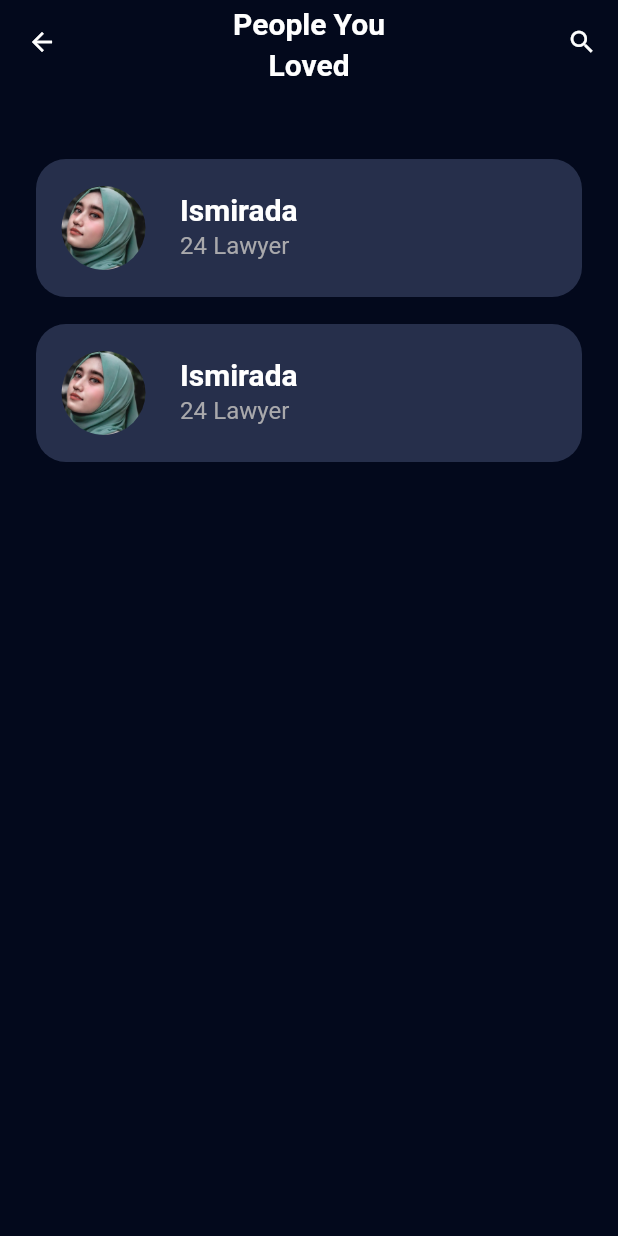
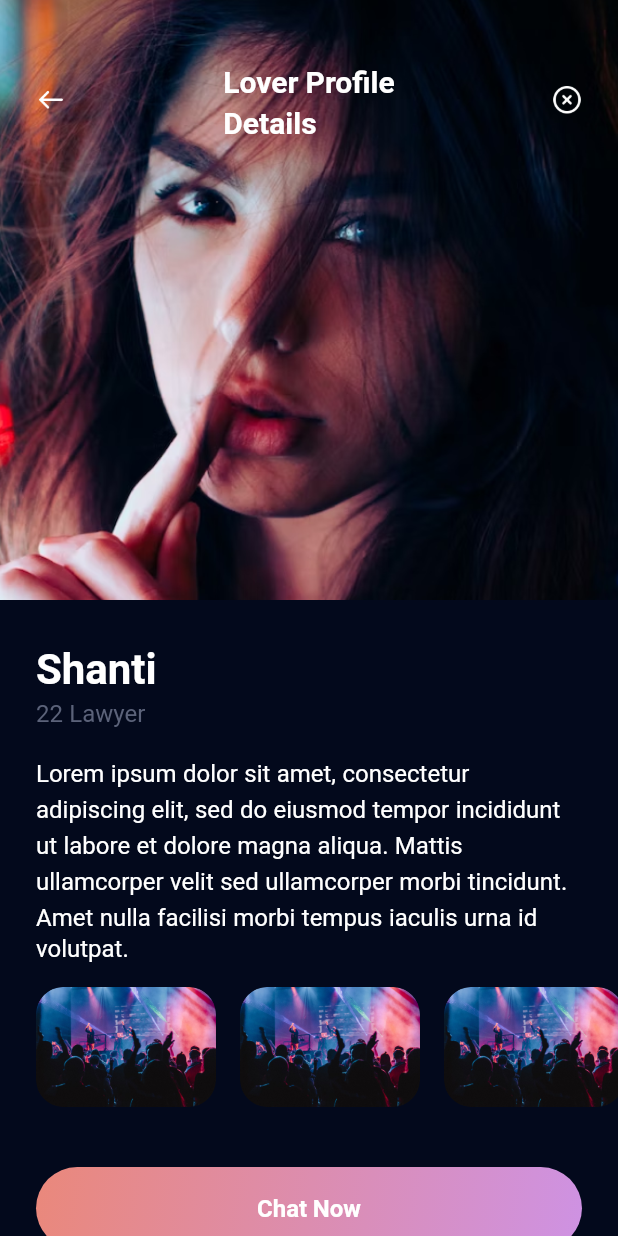
Before and after one commit to lintangprayogo/clone-datingapp, a Flutter app: the screen it shows after launch, on a phone screen of 412 x 824 dp. Run offline on Flutter 3.47's test engine with Material 2 defaults, Android fonts, the phone set to English and light mode, and no system bars; our stand-ins replace google_fonts.

Commit message:
slicing detail profile image

```diff
--- a/lib/app.dart
+++ b/lib/app.dart
@@ -1,9 +1,10 @@
 import 'package:flutter/material.dart';
 import 'package:simple_datting_app/src/features/auth/presentation/sign_up_screen.dart';
 import 'package:simple_datting_app/src/features/auth/presentation/sign_up_upload_photo.dart';
-import 'package:simple_datting_app/src/features/auth/presentation/singn_up_age_and_job_screen.dart';
+import 'package:simple_datting_app/src/features/auth/presentation/sign_up_age_and_job_screen.dart';
 import 'package:simple_datting_app/src/features/loves_page/presentation/explore_people_screen.dart';
 import 'package:simple_datting_app/src/features/loves_page/presentation/people_loved_screen.dart';
+import 'package:simple_datting_app/src/features/loves_page/presentation/people_profile_screen.dart';
 import 'package:simple_datting_app/src/theme_manager/theme_data_manager.dart';
 
 class AppScreen extends StatelessWidget {
@@ -16,14 +17,16 @@ class AppScreen extends StatelessWidget {
     return MaterialApp(
       title: 'Flutter Demo',
       theme: getApplicationThemeData(),
-      initialRoute: PeopleLovedScreen.routeName,
+      debugShowCheckedModeBanner: false,
+      initialRoute: PeopleProfileScreen.routeName,
       routes: {
         SignUpScreen.routeName: (context) => const SignUpScreen(),
         SignUpAgeJobScreen.routeName: (context) => const SignUpAgeJobScreen(),
         SignUpUploadPhotoSceen.routeName: (context) =>
             const SignUpUploadPhotoSceen(),
         ExplorePeopleScreen.routeName: (context) => const ExplorePeopleScreen(),
-        PeopleLovedScreen.routeName: (context) => const PeopleLovedScreen()
+        PeopleLovedScreen.routeName: (context) => const PeopleLovedScreen(),
+        PeopleProfileScreen.routeName: (context) => const PeopleProfileScreen()
       },
     );
   }
--- a/lib/src/common_widgets/people_loved_card_widget.dart
+++ b/lib/src/common_widgets/people_loved_card_widget.dart
@@ -1,4 +1,5 @@
 import 'package:flutter/material.dart';
+import 'package:simple_datting_app/src/features/loves_page/presentation/people_profile_screen.dart';
 import 'package:simple_datting_app/src/theme_manager/asset_collor_manager.dart';
 import 'package:simple_datting_app/src/theme_manager/asset_image_icon_manager.dart';
 import 'package:simple_datting_app/src/theme_manager/font_manager.dart';
@@ -12,6 +13,10 @@ class PeopleLovedCardWidget extends StatelessWidget {
   Widget build(BuildContext context) {
     return Padding(
       padding: const EdgeInsets.symmetric(horizontal: AppPadding.p24),
+      child: GestureDetector(
+        onTap: () {
+          Navigator.pushNamed(context, PeopleProfileScreen.routeName);
+        },
         child: Container(
           margin: const EdgeInsets.only(bottom: AppMargin.m18),
           decoration: BoxDecoration(
@@ -41,6 +46,7 @@ class PeopleLovedCardWidget extends StatelessWidget {
             ),
           ),
         ),
+      ),
     );
   }
 }
--- a/lib/src/features/auth/presentation/singn_up_age_and_job_screen.dart
+++ b/lib/src/features/auth/presentation/sign_up_age_and_job_screen.dart
@@ -2,6 +2,7 @@ import 'package:flutter/material.dart';
 import 'package:simple_datting_app/src/common_widgets/banner_widget.dart';
 import 'package:simple_datting_app/src/common_widgets/custom_button_widget.dart';
 import 'package:simple_datting_app/src/common_widgets/custom_text_field_widget.dart';
+import 'package:simple_datting_app/src/features/loves_page/presentation/explore_people_screen.dart';
 import 'package:simple_datting_app/src/theme_manager/values_manager.dart';
 
 class SignUpAgeJobScreen extends StatefulWidget {
@@ -40,7 +41,7 @@ class _SignUpAgeJobScreenState extends State<SignUpAgeJobScreen> {
               CustomButtonWidget(
                 label: "Continue Sign Up",
                 onTap: () {
-                  Navigator.pushNamed(context, SignUpAgeJobScreen.routeName);
+                  Navigator.pushNamed(context, ExplorePeopleScreen.routeName);
                 },
               ),
             ],
--- a/lib/src/features/auth/presentation/sign_up_screen.dart
+++ b/lib/src/features/auth/presentation/sign_up_screen.dart
@@ -3,7 +3,7 @@ import 'package:simple_datting_app/src/common_widgets/banner_widget.dart';
 import 'package:simple_datting_app/src/common_widgets/custom_button_widget.dart';
 import 'package:simple_datting_app/src/common_widgets/custom_text_button.dart';
 import 'package:simple_datting_app/src/common_widgets/custom_text_field_widget.dart';
-import 'package:simple_datting_app/src/features/auth/presentation/singn_up_age_and_job_screen.dart';
+import 'package:simple_datting_app/src/features/auth/presentation/sign_up_age_and_job_screen.dart';
 import 'package:simple_datting_app/src/theme_manager/values_manager.dart';
 
 class SignUpScreen extends StatefulWidget {
--- a/lib/src/features/loves_page/presentation/people_loved_screen.dart
+++ b/lib/src/features/loves_page/presentation/people_loved_screen.dart
@@ -30,7 +30,9 @@ class PeopleLovedScreen extends StatelessWidget {
         ),
         actions: [
           IconButton(
-            onPressed: () {},
+            onPressed: () {
+              Navigator.pop(context);
+            },
             iconSize: AppSize.s20,
             icon: const Icon(Icons.search),
           )
--- /dev/null
+++ b/lib/src/features/loves_page/presentation/people_profile_screen.dart
@@ -0,0 +1,117 @@
+import 'package:flutter/material.dart';
+import 'package:simple_datting_app/src/common_widgets/custom_button_widget.dart';
+import 'package:simple_datting_app/src/common_widgets/match_button_widget.dart';
+import 'package:simple_datting_app/src/theme_manager/asset_image_icon_manager.dart';
+import 'package:simple_datting_app/src/theme_manager/font_manager.dart';
+import 'package:simple_datting_app/src/theme_manager/style_manager.dart';
+import 'package:simple_datting_app/src/theme_manager/values_manager.dart';
+
+class PeopleProfileScreen extends StatelessWidget {
+  static const String routeName = "/people-profile";
+  const PeopleProfileScreen({super.key});
+
+  @override
+  Widget build(BuildContext context) {
+    return Scaffold(
+      body: Column(
+        children: [
+          Stack(
+            alignment: Alignment.topCenter,
+            children: [
+              Container(
+                  width: double.infinity,
+                  height: 400,
+                  decoration: const BoxDecoration(
+                    image: DecorationImage(
+                        fit: BoxFit.cover,
+                        image: AssetImage(
+                            "${AssetImageIconManager.assetPath}people_love1_image.png")),
+                  )),
+              Padding(
+                padding: const EdgeInsets.symmetric(
+                    vertical: AppPadding.p40, horizontal: AppPadding.p24),
+                child: Row(
+                  mainAxisAlignment: MainAxisAlignment.spaceBetween,
+                  children: [
+                    MatchButtonWidget(
+                      dimension: 20,
+                      iconPath: "icon_arrow_left.png",
+                      onTap: () {},
+                    ),
+                    Text(
+                      "Lover Profile\nDetails",
+                      style: getWhiteTextStyle(
+                          fontSize: FontSizeManager.f20,
+                          fontWeight: FontWeightManeger.semiBold),
+                    ),
+                    MatchButtonWidget(
+                      dimension: 20,
+                      iconPath: "icon_close_circle.png",
+                      onTap: () {},
+                    )
+                  ],
+                ),
+              )
+            ],
+          ),
+          const SizedBox(
+            height: AppSize.s30,
+          ),
+          Padding(
+            padding: const EdgeInsets.symmetric(horizontal: AppPadding.p24),
+            child: Column(
+              crossAxisAlignment: CrossAxisAlignment.start,
+              children: [
+                Text("Shanti",
+                    style: getWhiteTextStyle(
+                        fontSize: FontSizeManager.f28,
+                        fontWeight: FontWeightManeger.semiBold)),
+                Text("22 Lawyer", style: getBlackTextStyle()),
+                const SizedBox(
+                  height: AppSize.s16,
+                ),
+                Text(
+                  "Lorem ipsum dolor sit amet, consectetur adipiscing elit, sed do eiusmod tempor incididunt ut labore et dolore magna aliqua. Mattis ullamcorper velit sed ullamcorper morbi tincidunt. Amet nulla facilisi morbi tempus iaculis urna id volutpat.",
+                  style: getWhiteTextStyle(),
+                )
+              ],
+            ),
+          ),
+          const SizedBox(
+            height: AppSize.s16,
+          ),
+          Container(
+            height: 80,
+            margin: const EdgeInsets.only(left: 24),
+            child: ListView.builder(
+              scrollDirection: Axis.horizontal,
+              itemCount: 4,
+              itemBuilder: (context, index) {
+                return Container(
+                    width: 120,
+                    height: 80,
+                    margin: const EdgeInsets.only(right: AppMargin.m16),
+                    decoration: BoxDecoration(
+                        borderRadius: BorderRadius.circular(AppSize.s18),
+                        image: const DecorationImage(
+                            fit: BoxFit.cover,
+                            image: AssetImage(
+                                "${AssetImageIconManager.assetPath}hobby1_image.png"))));
+              },
+            ),
+          ),
+          const SizedBox(
+            height: AppSize.s40,
+          ),
+          Padding(
+            padding: const EdgeInsets.symmetric(horizontal: AppPadding.p24),
+            child: CustomButtonWidget(
+              label: "Chat Now",
+              onTap: () {},
+            ),
+          )
+        ],
+      ),
+    );
+  }
+}
--- a/lib/src/theme_manager/values_manager.dart
+++ b/lib/src/theme_manager/values_manager.dart
@@ -28,6 +28,7 @@ class AppPadding {
   static const double p20 = 20.0;
   static const double p22 = 22.0;
   static const double p24 = 24.0;
+  static const double p26 = 26.0;
   static const double p28 = 28.0;
   static const double p30 = 30.0;
   static const double p32 = 30.0;
```
Also changed, not shown: lib/src/common_widgets/people_identity_widget.dart (added), lib/src/common_widgets/profile_detail_image_widget.dart (added). Lines whose indentation alone changed are shown as unchanged.
